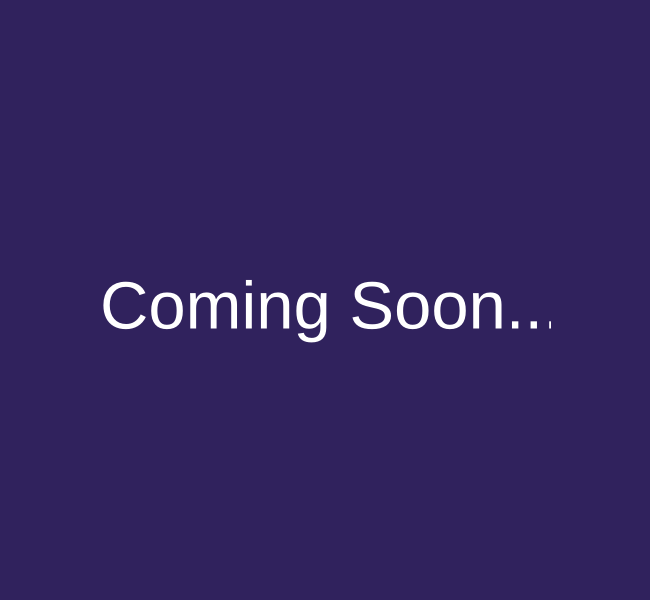
This is Code/SCARAB Program/GUI QtCreator/SCARAB_UI/options.ui in stuart2307/SCARAB as Qt 5 draws it before an edit. The edited form follows.
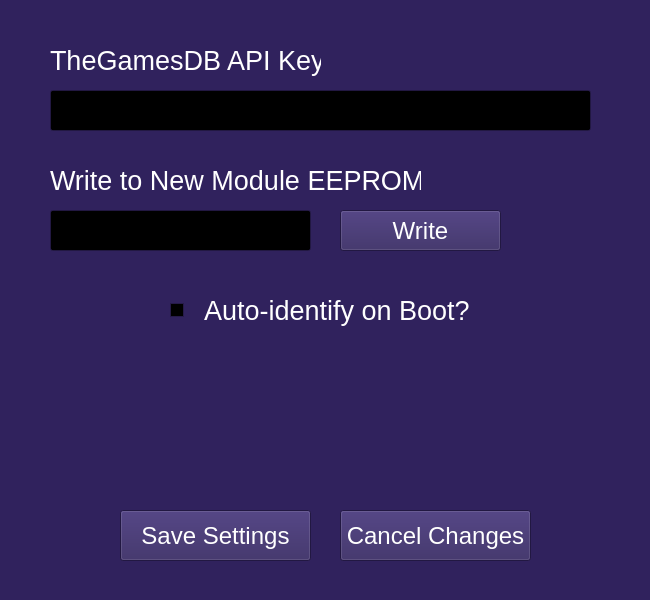
This is the edited form.

The edit to the form file:
```diff
--- a/Code/SCARAB Program/GUI QtCreator/SCARAB_UI/options.ui
+++ b/Code/SCARAB Program/GUI QtCreator/SCARAB_UI/options.ui
@@ -61,9 +61,9 @@
      <colorrole role="Mid">
       <brush brushstyle="SolidPattern">
        <color alpha="255">
-        <red>32</red>
-        <green>23</green>
-        <blue>62</blue>
+        <red>200</red>
+        <green>200</green>
+        <blue>200</blue>
        </color>
       </brush>
      </colorrole>
@@ -216,9 +216,9 @@
      <colorrole role="Mid">
       <brush brushstyle="SolidPattern">
        <color alpha="255">
-        <red>32</red>
-        <green>23</green>
-        <blue>62</blue>
+        <red>200</red>
+        <green>200</green>
+        <blue>200</blue>
        </color>
       </brush>
      </colorrole>
@@ -371,9 +371,9 @@
      <colorrole role="Mid">
       <brush brushstyle="SolidPattern">
        <color alpha="255">
-        <red>32</red>
-        <green>23</green>
-        <blue>62</blue>
+        <red>200</red>
+        <green>200</green>
+        <blue>200</blue>
        </color>
       </brush>
      </colorrole>
@@ -488,19 +488,145 @@
   <widget class="QLabel" name="placeholder">
    <property name="geometry">
     <rect>
-     <x>100</x>
-     <y>260</y>
-     <width>451</width>
-     <height>91</height>
+     <x>50</x>
+     <y>40</y>
+     <width>271</width>
+     <height>41</height>
     </rect>
    </property>
    <property name="font">
     <font>
-     <pointsize>50</pointsize>
+     <pointsize>20</pointsize>
     </font>
    </property>
    <property name="text">
-    <string>Coming Soon...</string>
+    <string>TheGamesDB API Key:</string>
+   </property>
+  </widget>
+  <widget class="QLineEdit" name="lineEdit">
+   <property name="geometry">
+    <rect>
+     <x>50</x>
+     <y>90</y>
+     <width>541</width>
+     <height>41</height>
+    </rect>
+   </property>
+  </widget>
+  <widget class="QLabel" name="det_game_label_2">
+   <property name="geometry">
+    <rect>
+     <x>50</x>
+     <y>160</y>
+     <width>371</width>
+     <height>41</height>
+    </rect>
+   </property>
+   <property name="font">
+    <font>
+     <pointsize>20</pointsize>
+    </font>
+   </property>
+   <property name="text">
+    <string>Write to New Module EEPROM</string>
+   </property>
+  </widget>
+  <widget class="QLineEdit" name="lineEdit_2">
+   <property name="geometry">
+    <rect>
+     <x>50</x>
+     <y>210</y>
+     <width>261</width>
+     <height>41</height>
+    </rect>
+   </property>
+  </widget>
+  <widget class="QPushButton" name="pushButton">
+   <property name="geometry">
+    <rect>
+     <x>340</x>
+     <y>210</y>
+     <width>161</width>
+     <height>41</height>
+    </rect>
+   </property>
+   <property name="font">
+    <font>
+     <pointsize>18</pointsize>
+    </font>
+   </property>
+   <property name="text">
+    <string>Write</string>
+   </property>
+  </widget>
+  <widget class="QPushButton" name="pushButton_2">
+   <property name="geometry">
+    <rect>
+     <x>120</x>
+     <y>510</y>
+     <width>191</width>
+     <height>51</height>
+    </rect>
+   </property>
+   <property name="font">
+    <font>
+     <pointsize>18</pointsize>
+    </font>
+   </property>
+   <property name="text">
+    <string>Save Settings</string>
+   </property>
+  </widget>
+  <widget class="QPushButton" name="pushButton_3">
+   <property name="geometry">
+    <rect>
+     <x>340</x>
+     <y>510</y>
+     <width>191</width>
+     <height>51</height>
+    </rect>
+   </property>
+   <property name="font">
+    <font>
+     <pointsize>18</pointsize>
+    </font>
+   </property>
+   <property name="text">
+    <string>Cancel Changes</string>
+   </property>
+  </widget>
+  <widget class="QCheckBox" name="test_pins_box">
+   <property name="geometry">
+    <rect>
+     <x>170</x>
+     <y>290</y>
+     <width>341</width>
+     <height>41</height>
+    </rect>
+   </property>
+   <property name="font">
+    <font>
+     <pointsize>20</pointsize>
+     <kerning>false</kerning>
+    </font>
+   </property>
+   <property name="layoutDirection">
+    <enum>Qt::LayoutDirection::LeftToRight</enum>
+   </property>
+   <property name="text">
+    <string>  Auto-identify on Boot?</string>
+   </property>
+   <property name="iconSize">
+    <size>
+     <width>32</width>
+     <height>32</height>
+    </size>
+   </property>
+   <property name="checked">
+    <bool>false</bool>
+   </property>
+   <property name="tristate">
+    <bool>false</bool>
    </property>
   </widget>
  </widget>
```
Left out of the diff: 2 changed lines with no effect on the pictures.
